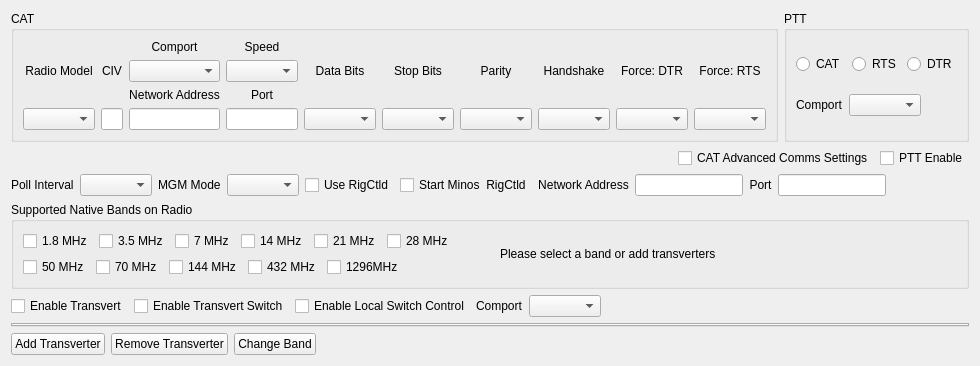
First picture: the form in mqt/MqtRigControl/rigsetupform.ui, repository Rsclub22/Minos2-Mirror, before the edit.
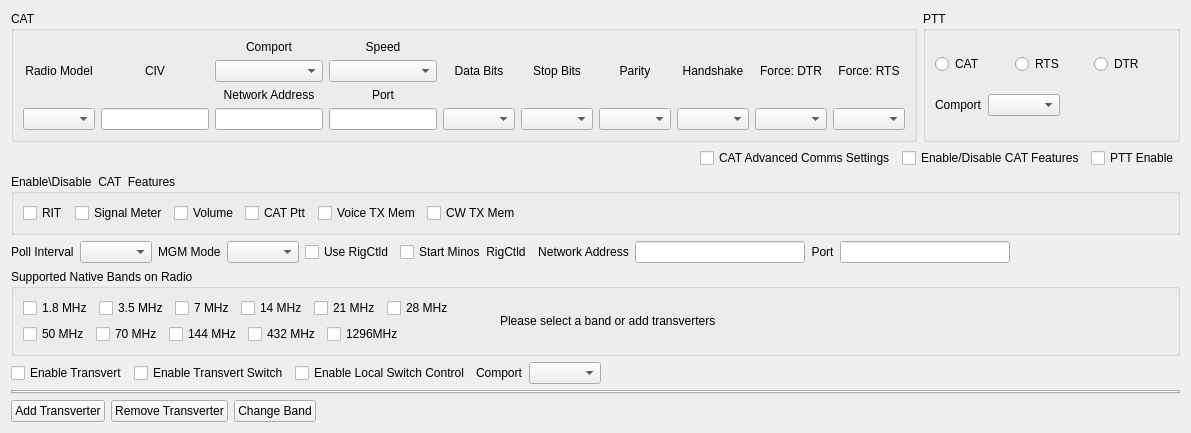
Second picture: the form after the edit. Custom widgets are drawn as their Qt base class.

Commit message: add catFeatures checkboxes to setupdialog and read save catFeatures

Diff of the .ui file:
```diff
--- a/mqt/MqtRigControl/rigsetupform.ui
+++ b/mqt/MqtRigControl/rigsetupform.ui
@@ -6,14 +6,14 @@
    <rect>
     <x>0</x>
     <y>0</y>
-    <width>978</width>
-    <height>365</height>
+    <width>1191</width>
+    <height>432</height>
    </rect>
   </property>
   <property name="windowTitle">
    <string/>
   </property>
-  <layout class="QVBoxLayout" name="verticalLayout_7">
+  <layout class="QVBoxLayout" name="verticalLayout_8">
    <item>
     <layout class="QVBoxLayout" name="verticalLayout_5">
      <item>
@@ -316,6 +316,8 @@
       </layout>
      </item>
      <item>
+      <layout class="QVBoxLayout" name="verticalLayout_7">
+       <item>
       <layout class="QHBoxLayout" name="horizontalLayout_51">
        <item>
         <spacer name="horizontalSpacer_5">
@@ -337,11 +339,88 @@
          </property>
         </widget>
        </item>
+         <item>
+          <widget class="QCheckBox" name="enableCatFeatures">
+           <property name="text">
+            <string>Enable/Disable CAT Features</string>
+           </property>
+          </widget>
+         </item>
        <item>
         <widget class="QCheckBox" name="pttEnable">
          <property name="text">
           <string>PTT Enable</string>
          </property>
+          </widget>
+         </item>
+        </layout>
+       </item>
+       <item>
+        <widget class="QGroupBox" name="groupBox">
+         <property name="title">
+          <string>Enable\Disable  CAT  Features</string>
+         </property>
+         <layout class="QHBoxLayout" name="horizontalLayout_10">
+          <item>
+           <layout class="QHBoxLayout" name="horizontalLayout_5">
+            <item>
+             <widget class="QCheckBox" name="enableRitChkBox">
+              <property name="text">
+               <string>RIT</string>
+              </property>
+             </widget>
+            </item>
+            <item>
+             <widget class="QCheckBox" name="enableSMeterChkBox">
+              <property name="text">
+               <string>Signal Meter</string>
+              </property>
+             </widget>
+            </item>
+            <item>
+             <widget class="QCheckBox" name="enableVolChkBox">
+              <property name="text">
+               <string>Volume</string>
+              </property>
+             </widget>
+            </item>
+            <item>
+             <widget class="QCheckBox" name="enableCatPtt">
+              <property name="text">
+               <string>CAT Ptt</string>
+              </property>
+             </widget>
+            </item>
+            <item>
+             <widget class="QCheckBox" name="enableVoiceTxMem">
+              <property name="text">
+               <string>Voice TX Mem</string>
+              </property>
+             </widget>
+            </item>
+            <item>
+             <widget class="QCheckBox" name="enableCwTxMem">
+              <property name="text">
+               <string>CW TX Mem</string>
+              </property>
+             </widget>
+            </item>
+            <item>
+             <spacer name="horizontalSpacer_4">
+              <property name="orientation">
+               <enum>Qt::Horizontal</enum>
+              </property>
+              <property name="sizeHint" stdset="0">
+               <size>
+                <width>40</width>
+                <height>20</height>
+               </size>
+              </property>
+             </spacer>
+            </item>
+           </layout>
+          </item>
+         </layout>
         </widget>
        </item>
       </layout>
```
Lines whose indentation alone changed are shown as unchanged.
